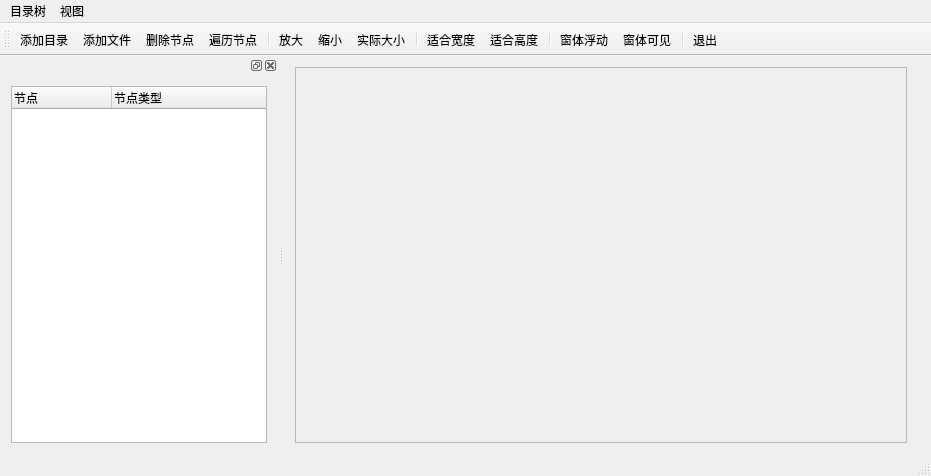
Before: the Qt Designer form chap04/samp4_8/mainwindow.ui in LIKESCX/qt_Study, drawn with Qt 5.
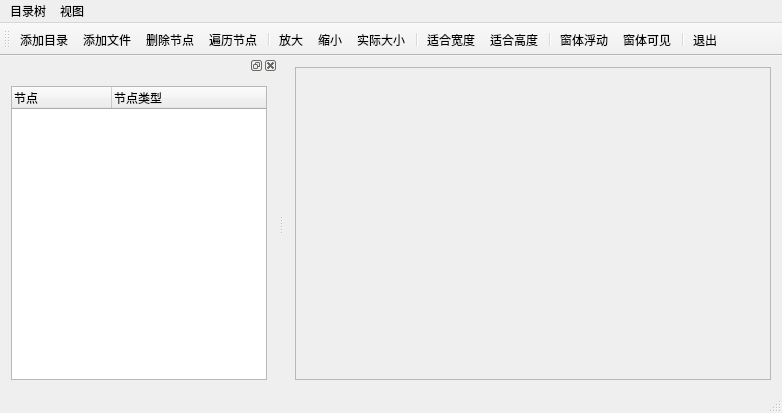
After: the same form once the commit is applied. Icons and pictures are not drawn.

Commit message: 可以正常展示的一版

The edit to the form file:
```diff
--- a/chap04/samp4_8/mainwindow.ui
+++ b/chap04/samp4_8/mainwindow.ui
@@ -6,37 +6,34 @@
    <rect>
     <x>0</x>
     <y>0</y>
-    <width>931</width>
-    <height>476</height>
+    <width>782</width>
+    <height>413</height>
    </rect>
   </property>
   <property name="windowTitle">
    <string>QTreeWidget的使用</string>
   </property>
   <widget class="QWidget" name="centralWidget">
-   <layout class="QGridLayout" name="gridLayout_3">
+   <layout class="QGridLayout" name="gridLayout">
     <item row="0" column="0">
      <widget class="QScrollArea" name="scrollArea">
       <property name="widgetResizable">
        <bool>true</bool>
       </property>
       <property name="alignment">
-       <set>Qt::AlignCenter</set>
+       <set>Qt::AlignLeading|Qt::AlignLeft|Qt::AlignVCenter</set>
       </property>
       <widget class="QWidget" name="scrollAreaWidgetContents">
        <property name="geometry">
         <rect>
          <x>0</x>
          <y>0</y>
-         <width>624</width>
-         <height>361</height>
+         <width>487</width>
+         <height>298</height>
         </rect>
        </property>
-       <layout class="QGridLayout" name="gridLayout_2"/>
-      </widget>
-     </widget>
-    </item>
-    <item row="0" column="1">
+       <layout class="QGridLayout" name="gridLayout_2">
+        <item row="0" column="0">
      <widget class="QLabel" name="LabPicture">
       <property name="text">
        <string/>
@@ -48,12 +45,16 @@
     </item>
    </layout>
   </widget>
+     </widget>
+    </item>
+   </layout>
+  </widget>
   <widget class="QMenuBar" name="menuBar">
    <property name="geometry">
     <rect>
      <x>0</x>
      <y>0</y>
-     <width>931</width>
+     <width>782</width>
      <height>23</height>
     </rect>
    </property>
@@ -117,8 +118,8 @@
     <number>1</number>
    </attribute>
    <widget class="QWidget" name="dockWidgetContents">
-    <layout class="QGridLayout" name="gridLayout">
-     <item row="0" column="0">
+    <layout class="QHBoxLayout" name="horizontalLayout_2">
+     <item>
       <widget class="QTreeWidget" name="treeFiles">
        <property name="layoutDirection">
         <enum>Qt::LeftToRight</enum>
```
Lines whose indentation alone changed are shown as unchanged. The commit also changes 2 other files.
